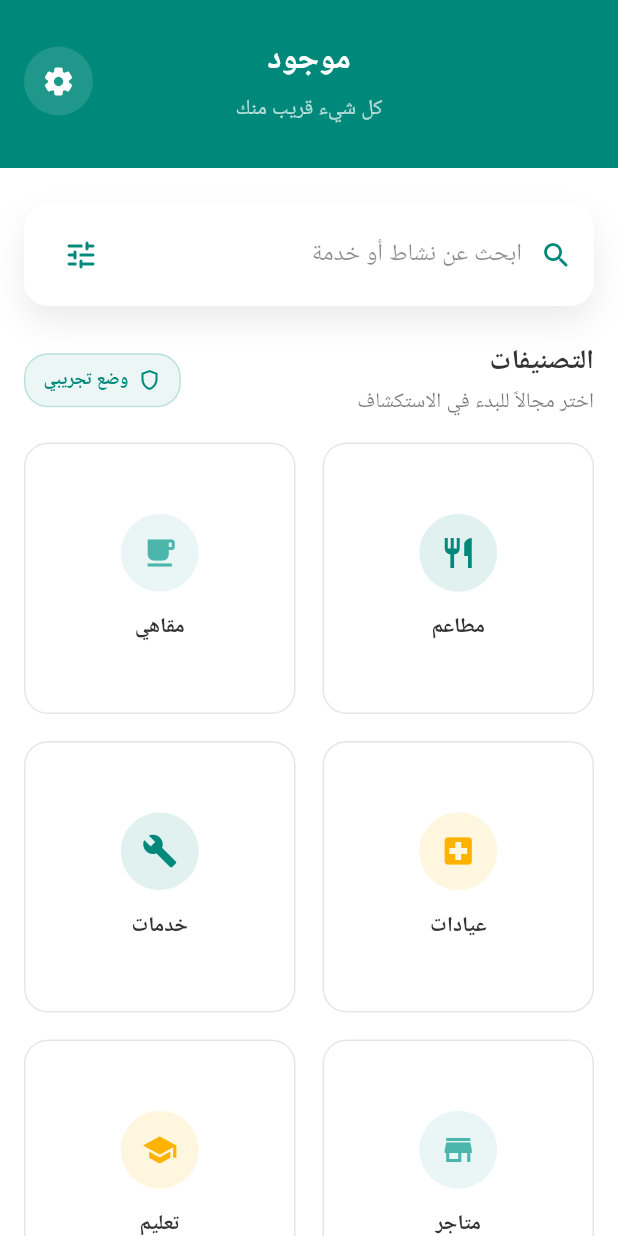
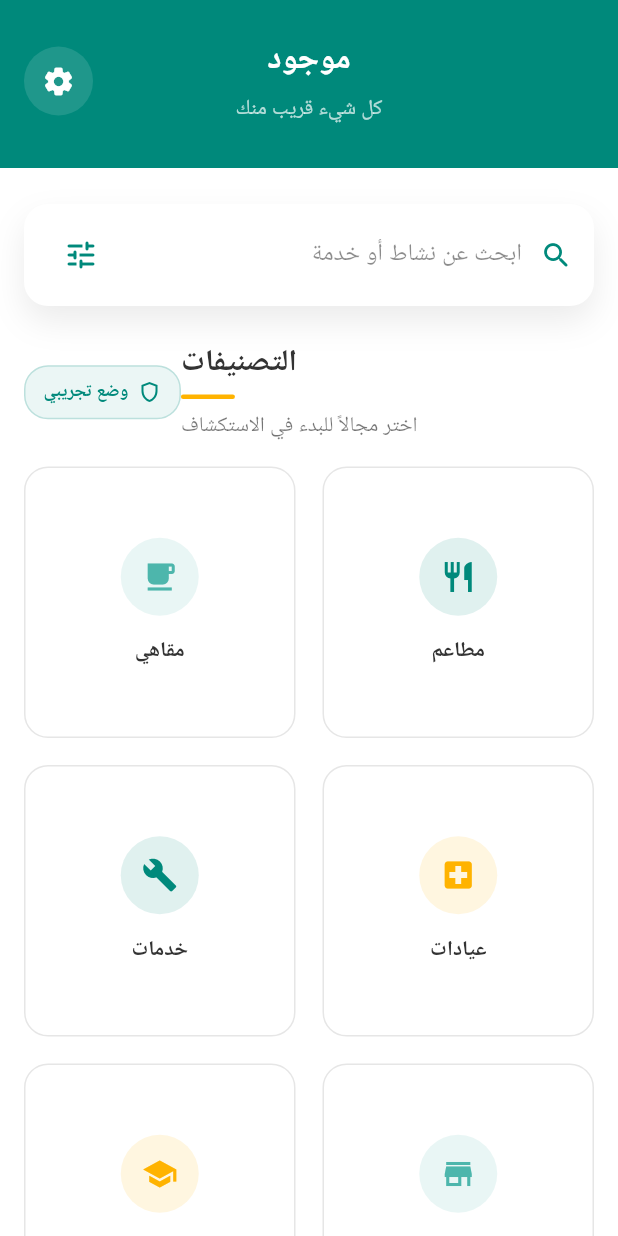
Before and after one commit to kezar0001-cpu/Mawjood, a Flutter app: the screen it shows after launch, on a phone screen of 412 x 824 dp. Run offline on Flutter 3.47's test engine with Material 3 defaults, Android fonts, the phone set to English and light mode, and no system bars; our stand-ins replace cached_network_image, google_fonts, supabase_flutter; accounts and stored records are empty; Roboto replaces fonts that are missing (Cairo).

Commit message:
Refine categories section title styling

```diff
--- a/lib/screens/home_screen.dart
+++ b/lib/screens/home_screen.dart
@@ -127,20 +127,40 @@ class _HomeScreenState extends State<HomeScreen> {
 
   /// Section header with clear titling and a restyled mock badge for transparency.
   Widget _buildSectionHeader() {
+    final textTheme = Theme.of(context).textTheme;
+
     return Row(
       mainAxisAlignment: MainAxisAlignment.spaceBetween,
       children: [
         Expanded(
           child: Column(
-            crossAxisAlignment: CrossAxisAlignment.start,
-            children: const [
+            crossAxisAlignment: CrossAxisAlignment.end,
+            children: [
               Text(
                 AppText.categoriesTitle,
-                style: TextStyle(fontWeight: FontWeight.w700, fontSize: 18, color: AppColors.darkText),
+                textAlign: TextAlign.right,
+                style: textTheme.headlineSmall?.copyWith(
+                  fontWeight: FontWeight.w700,
+                  fontSize: 20,
+                  color: AppColors.darkText,
+                ),
               ),
-              SizedBox(height: 4),
-              Text(
+              const SizedBox(height: 8),
+              Align(
+                alignment: AlignmentDirectional.centerEnd,
+                child: Container(
+                  width: 36,
+                  height: 3,
+                  decoration: BoxDecoration(
+                    color: AppColors.accentGold,
+                    borderRadius: BorderRadius.circular(2),
+                  ),
+                ),
+              ),
+              const SizedBox(height: 8),
+              const Text(
                 'اختر مجالاً للبدء في الاستكشاف',
+                textAlign: TextAlign.right,
                 style: TextStyle(fontWeight: FontWeight.w400, fontSize: 14, color: Colors.black54),
               ),
             ],
```
